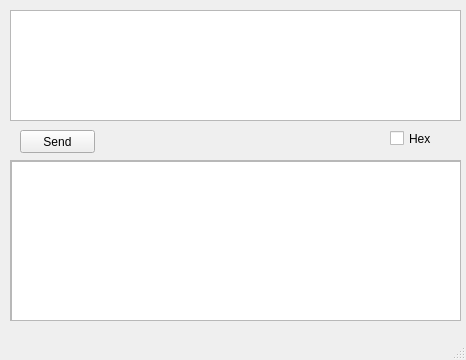
Qt form mainwindow.ui (Sefjor/Rs-232-simple-terminal) before a commit.
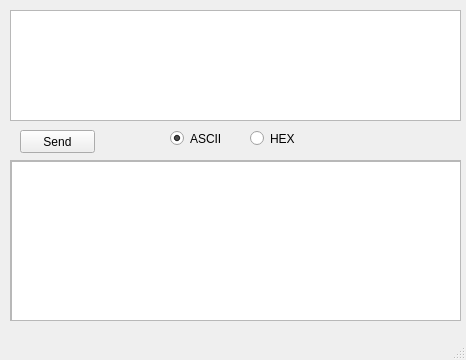
The same form after that commit.

Commit message: radiobuttons template

Patch:
```diff
--- a/mainwindow.ui
+++ b/mainwindow.ui
@@ -50,19 +50,6 @@
      </widget>
     </widget>
    </widget>
-   <widget class="QCheckBox" name="checkBox">
-    <property name="geometry">
-     <rect>
-      <x>390</x>
-      <y>130</y>
-      <width>70</width>
-      <height>17</height>
-     </rect>
-    </property>
-    <property name="text">
-     <string>Hex</string>
-    </property>
-   </widget>
    <widget class="QPlainTextEdit" name="tex">
     <property name="geometry">
      <rect>
@@ -86,6 +73,41 @@
      <string>Send</string>
     </property>
    </widget>
+   <widget class="QRadioButton" name="r1">
+    <property name="geometry">
+     <rect>
+      <x>170</x>
+      <y>130</y>
+      <width>82</width>
+      <height>17</height>
+     </rect>
+    </property>
+    <property name="text">
+     <string>ASCII</string>
+    </property>
+    <property name="checked">
+     <bool>true</bool>
+    </property>
+    <attribute name="buttonGroup">
+     <string notr="true">buttonGroup</string>
+    </attribute>
+   </widget>
+   <widget class="QRadioButton" name="r2">
+    <property name="geometry">
+     <rect>
+      <x>250</x>
+      <y>130</y>
+      <width>82</width>
+      <height>17</height>
+     </rect>
+    </property>
+    <property name="text">
+     <string>HEX</string>
+    </property>
+    <attribute name="buttonGroup">
+     <string notr="true">buttonGroup</string>
+    </attribute>
+   </widget>
   </widget>
   <widget class="QStatusBar" name="statusBar"/>
   <widget class="QMenuBar" name="menuBar">
```
Left out of the diff: 3 changed lines with no effect on the pictures. The commit also changes 2 other files.
